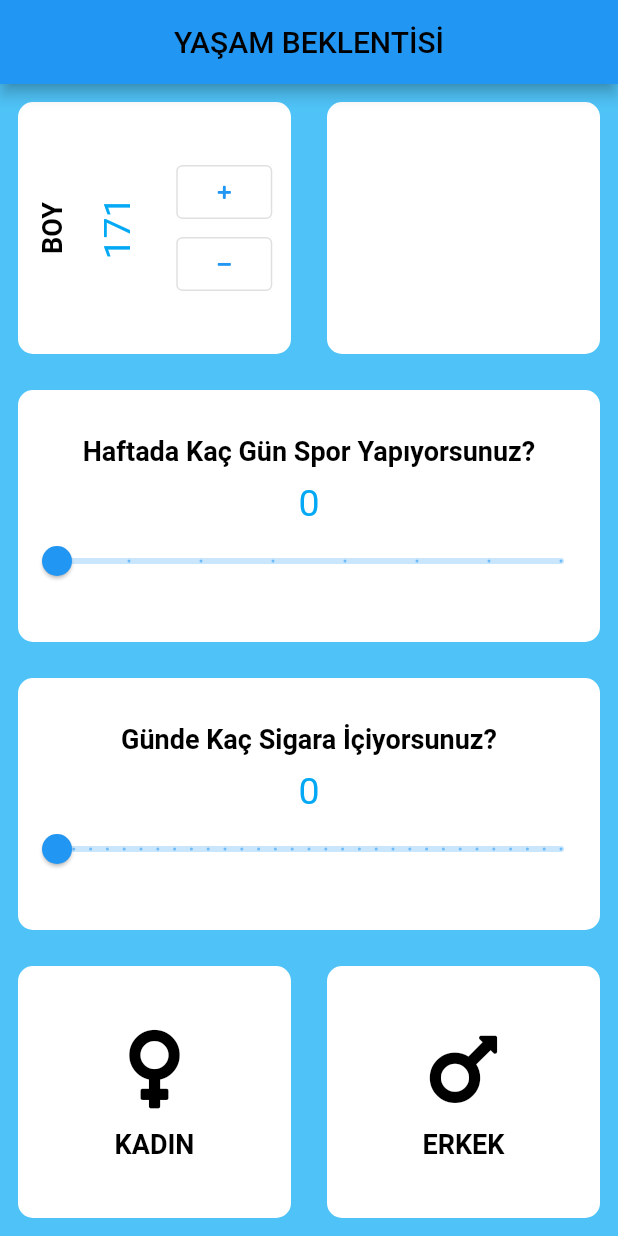
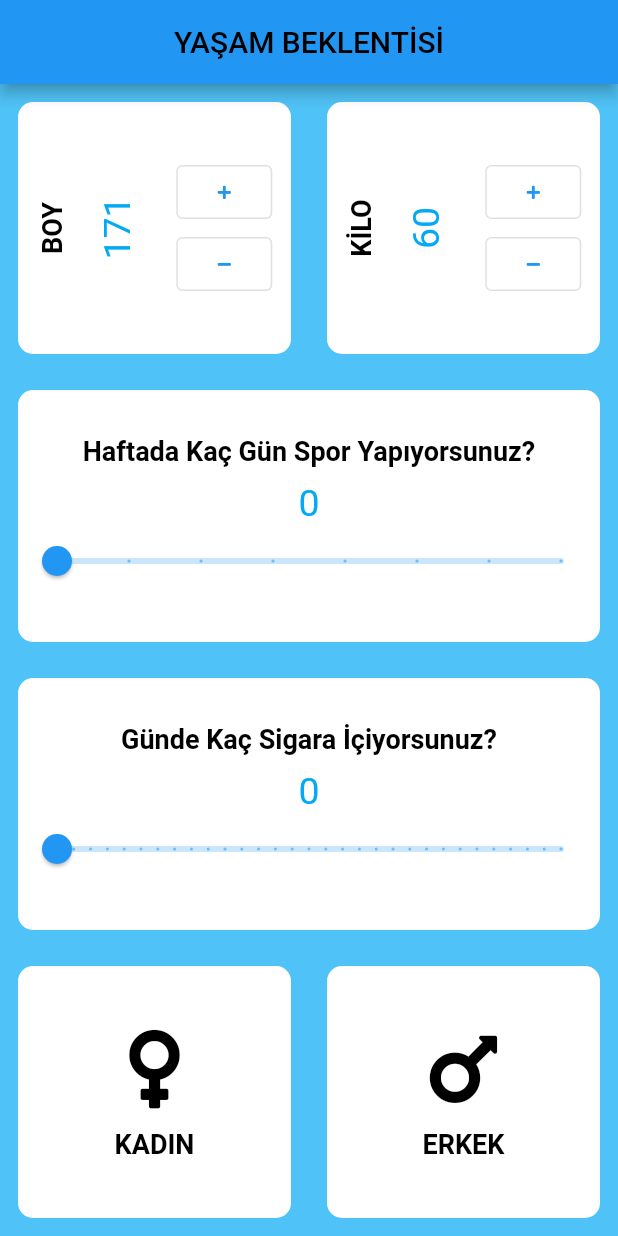
Before and after one commit to gulceefe/lifeExpectancy, a Flutter app: the screen it shows after launch, after a tap on an icon or button, on a phone screen of 412 x 824 dp. Run offline on Flutter 3.47's test engine with Material 2 defaults, Android fonts, the phone set to English and light mode, and no system bars; our stand-ins replace font_awesome_flutter; missing offline and left inert: dart:ffi.

Commit message:
extract method

```diff
--- a/lib/input_page.dart
+++ b/lib/input_page.dart
@@ -15,6 +15,7 @@ class _InputPageState extends State<InputPage> {
   double icilenSigara = 0.0;
   double sporYapilanGun = 0.0;
   int boy = 170;
+  int kilo = 60;
   @override
   Widget build(BuildContext context) {
     // TODO: implement build
@@ -37,66 +38,13 @@ class _InputPageState extends State<InputPage> {
               children: [
                 Expanded(
                   child: MyContainer(
-                    child: Row(
-                      mainAxisAlignment: MainAxisAlignment.center,
-                      children: [
-                        new RotatedBox(
-                          quarterTurns: 3,
-                          child: Text(
-                            'BOY',
-                            style: kMetinStili,
-                          ),
-                        ),
-                        SizedBox(
-                          width: 18,
-                        ),
-                        new RotatedBox(
-                          quarterTurns: 3,
-                          child: Text(
-                            '$boy', // ya da boy.toString() yazabilirdik.
-                            style: kMaviMetinStili,
-                          ),
-                        ),
-                        SizedBox(
-                          width: 25,
-                        ),
-                        Column(
-                          mainAxisAlignment: MainAxisAlignment.center,
-                          children: [
-                            ButtonTheme(
-                              minWidth: 36,
-                              child: OutlinedButton(
-                                onPressed: () {
-                                  setState(() {
-                                    boy++;
-                                    print('Üstteki butona tıklandı');
-                                  });
-                                },
-                                child: Icon(FontAwesomeIcons.plus, size: 10),
-                              ),
-                            ),
-                            ButtonTheme(
-                              minWidth: 36,
-                              child: OutlinedButton(
-                                onPressed: () {
-                                  setState(() {
-                                    boy--;
-                                    print('Alttaki butona tıklandı');
-                                  });
-                                },
-                                child: Icon(
-                                  FontAwesomeIcons.minus,
-                                  size: 10,
-                                ),
-                              ),
-                            ),
-                          ],
-                        ),
-                      ],
-                    ),
+                    child: buildRowOutlineButton('BOY'),
                   ),
                 ),
-                Expanded(child: MyContainer(child: Column())),
+                Expanded(child: MyContainer(
+                    child: buildRowOutlineButton('KİLO'),
+                ),
+                ),
               ],
             ),
           ),
@@ -188,4 +136,64 @@ class _InputPageState extends State<InputPage> {
       ),
     );
   }
+
+  Row buildRowOutlineButton(String label) {
+    return Row(
+                    mainAxisAlignment: MainAxisAlignment.center,
+                    children: [
+                      new RotatedBox(
+                        quarterTurns: 3,
+                        child: Text(
+                          label,
+                          style: kMetinStili,
+                        ),
+                      ),
+                      SizedBox(
+                        width: 18,
+                      ),
+                      new RotatedBox(
+                        quarterTurns: 3,
+                        child: Text(
+                          label=='BOY' ? boy.toString() : kilo.toString(), // ya da boy.toString() yazabilirdik.
+                          style: kMaviMetinStili,
+                        ),
+                      ),
+                      SizedBox(
+                        width: 25,
+                      ),
+                      Column(
+                        mainAxisAlignment: MainAxisAlignment.center,
+                        children: [
+                          ButtonTheme(
+                            minWidth: 36,
+                            child: OutlinedButton(
+                              onPressed: () {
+                                setState(() {
+                                  label == 'BOY' ? boy++ : kilo++ ;
+                                  print('Üstteki butona tıklandı');
+                                });
+                              },
+                              child: Icon(FontAwesomeIcons.plus, size: 10),
+                            ),
+                          ),
+                          ButtonTheme(
+                            minWidth: 36,
+                            child: OutlinedButton(
+                              onPressed: () {
+                                setState(() {
+                                  label == 'BOY' ? boy-- : kilo--;
+                                  print('Alttaki butona tıklandı');
+                                });
+                              },
+                              child: Icon(
+                                FontAwesomeIcons.minus,
+                                size: 10,
+                              ),
+                            ),
+                          ),
+                        ],
+                      ),
+                    ],
+                  );
+  }
 }
```
